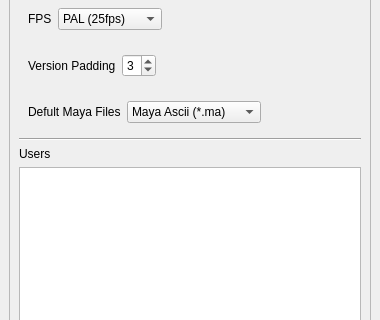
First picture: the form in ui/pipeline_create_edit_project_UI.ui, repository liorbenhorin/pipeline, before the edit; both pictures show x 0 to 380 and y 168 to 488 of the 380 by 617 pixel window.
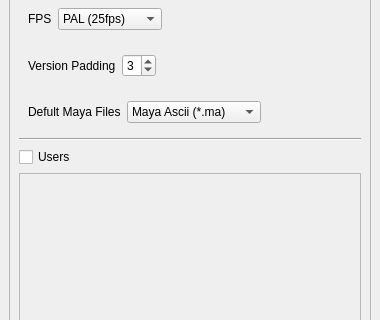
Second picture: the form after the edit.

Commit message: simplify_users_4

```diff
--- a/ui/pipeline_create_edit_project_UI.ui
+++ b/ui/pipeline_create_edit_project_UI.ui
@@ -278,7 +278,7 @@
            </widget>
           </item>
           <item>
-           <widget class="QLabel" name="label_3">
+           <widget class="QCheckBox" name="users_checkBox">
             <property name="text">
              <string>Users</string>
             </property>
@@ -286,6 +286,9 @@
           </item>
           <item>
            <widget class="QTableWidget" name="users_tableWidget">
+            <property name="enabled">
+             <bool>false</bool>
+            </property>
             <property name="minimumSize">
              <size>
               <width>0</width>
```
Left out of the diff: 19 changed lines with no effect on the pictures. The commit also changes 1 other file.
